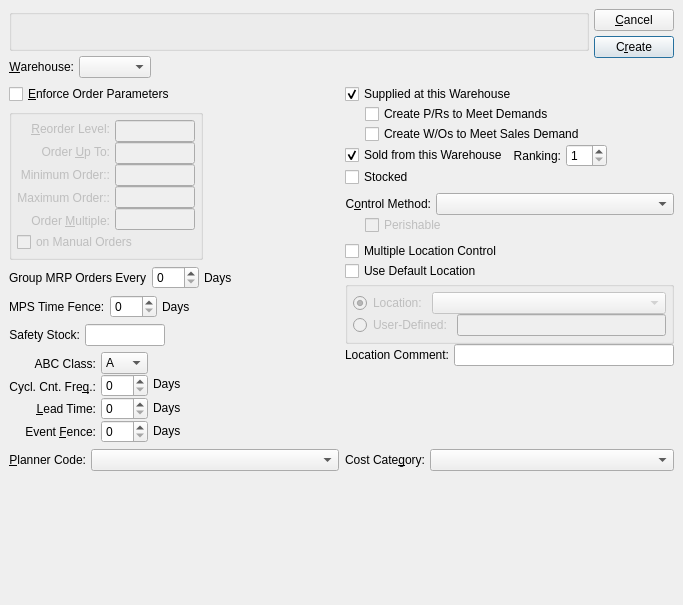
This is guiclient/createItemSitesByClassCode.ui in Pegasus-RPG/xtuple-client as Qt 5 draws it before an edit. The edited form follows.
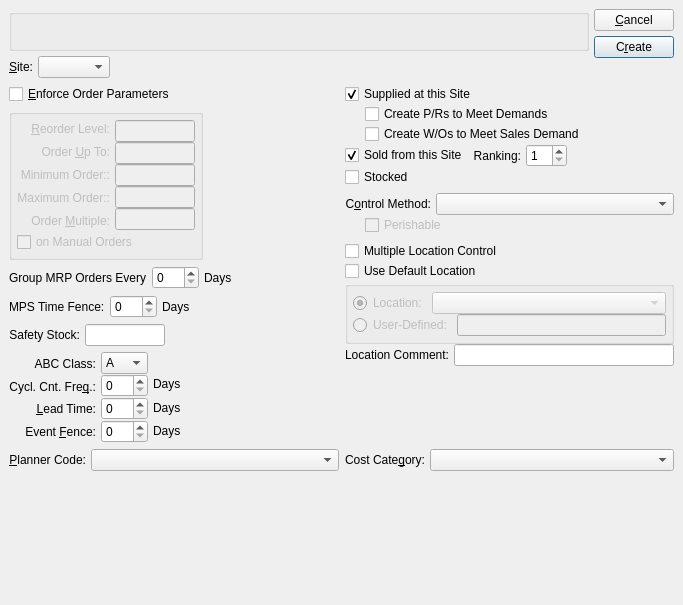
This is the edited form. Custom widgets are drawn as their Qt base class.

Commit message: issue #6692:first pass for changing "Warehouse" to "Site"

```diff
--- a/guiclient/createItemSitesByClassCode.ui
+++ b/guiclient/createItemSitesByClassCode.ui
@@ -64,7 +64,7 @@
            <item>
             <widget class="QLabel" name="_warehouseLit" >
              <property name="text" >
-              <string>&amp;Warehouse:</string>
+              <string>&amp;Site:</string>
              </property>
              <property name="alignment" >
               <set>Qt::AlignRight|Qt::AlignTrailing|Qt::AlignVCenter</set>
@@ -1005,7 +1005,7 @@
                  </sizepolicy>
                 </property>
                 <property name="text" >
-                 <string>Supplied at this Warehouse</string>
+                 <string>Supplied at this Site</string>
                 </property>
                 <property name="checked" >
                  <bool>true</bool>
@@ -1147,7 +1147,7 @@
                  </sizepolicy>
                 </property>
                 <property name="text" >
-                 <string>Sold from this Warehouse</string>
+                 <string>Sold from this Site</string>
                 </property>
                 <property name="checked" >
                  <bool>true</bool>
```
The commit also changes 201 other files.
